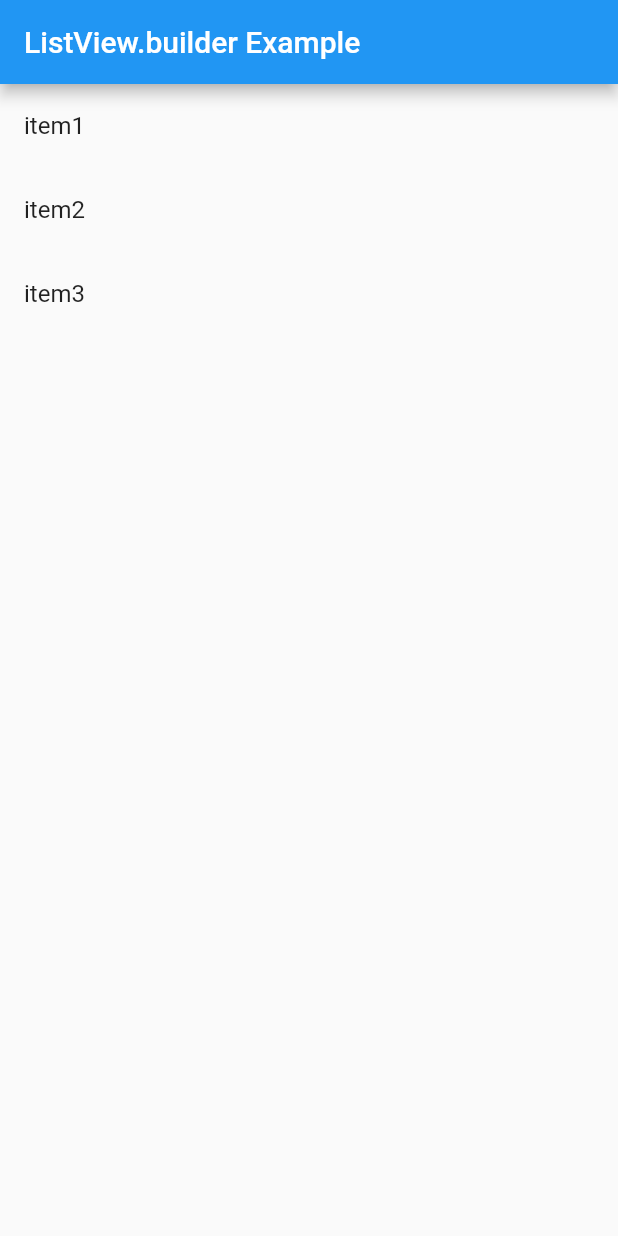
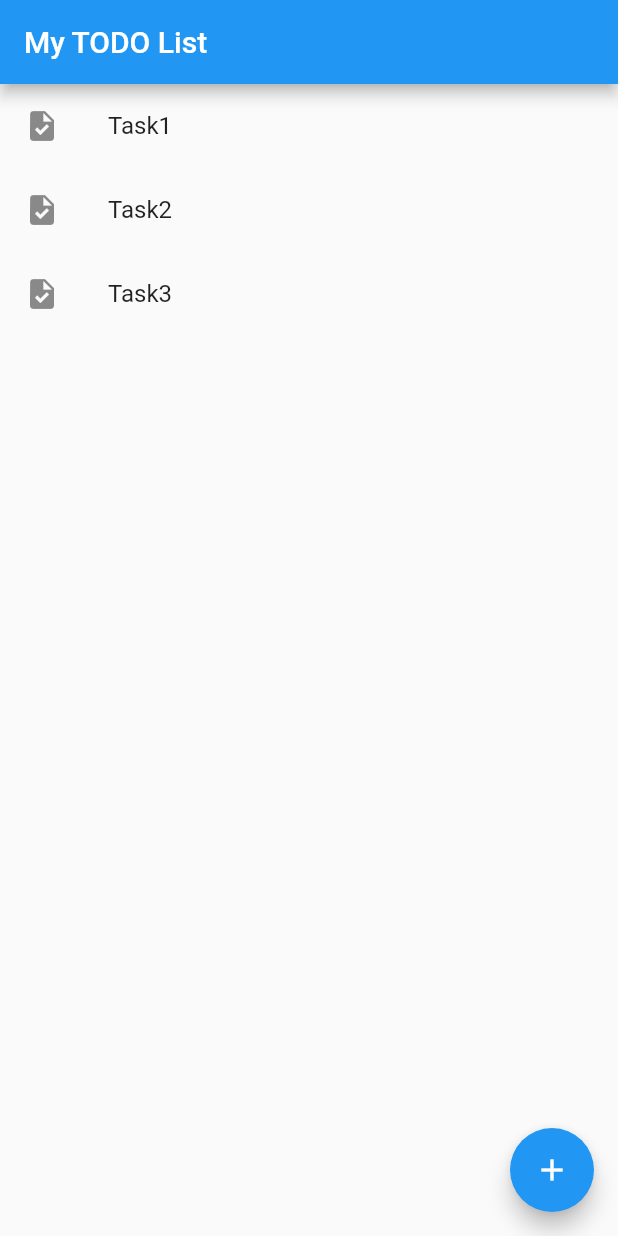
Before and after one commit to BeckiA/Mastering-Dart-and-Flutter-3, a Flutter app: the screen it shows after launch, on a phone screen of 412 x 824 dp. Run offline on Flutter 3.47's test engine with Material 2 defaults, Android fonts, the phone set to English and light mode, and no system bars.

Commit message:
Day10 Working With TODO List App

```diff
--- a/my_app/lib/main.dart
+++ b/my_app/lib/main.dart
@@ -1,37 +1,80 @@
 import 'package:flutter/material.dart';
 
-void main() => runApp(MyApp());
+void main() {
+  runApp(MaterialApp(
+    title: "To-Do List App",
+    home: MyHomePage(),
+  ));
+}
 
-class MyApp extends StatelessWidget {
+class MyHomePage extends StatefulWidget {
+  _MyHomePageState createState() => _MyHomePageState();
+}
+
+class _MyHomePageState extends State<MyHomePage> {
+  // Initalization of to do lists with mock items
+  List<String> _todos = ['Task1', 'Task2', 'Task3'];
+
+  void _todo() {
+    showDialog(
+      context: context,
+      builder: (context) {
+        // Variable Initalization for the todo List Item which is going to be added
+        String todoItem = '';
+        return AlertDialog(
+          title: const Text("Add Your TODO's Here"),
+          content: TextField(
+            decoration: const InputDecoration(hintText: "Input Your Task Here"),
+            onChanged: (value) => setState(() {
+              todoItem = value;
+            }),
+          ),
+          actions: [
+            TextButton(
+                onPressed: () => Navigator.of(context).pop(),
+                child: const Text('Cancel')),
+            TextButton(
+                onPressed: () {
+                  setState(() {
+                    _todos.add(todoItem);
+                  });
+                  Navigator.of(context).pop();
+                },
+                child: const Text('Submit'))
+          ],
+        );
+      },
+    );
+  }
+
   @override
   Widget build(BuildContext context) {
-    // Create a list of items to display in the list view
-    final items = ['item1', 'item2', 'item3'];
+    return Scaffold(
+      appBar: AppBar(title: const Text("My TODO List")),
+      body: ListView.builder(
+          itemCount: _todos.length,
+          itemBuilder: (context, index) {
+            final todo = _todos[index]; // The current to-do item
 
-    return MaterialApp(
-      title: 'Flutter ListView.builder Example',
-      home: Scaffold(
-        appBar: AppBar(
-          title: Text('ListView.builder Example'),
-        ),
-        body: ListView.builder(
-          // Use the itemCount property to specify the number of items in the list
-          itemCount: items.length,
-          // Use the itemBuilder property to specify how each item should be displayed
-          itemBuilder: (context, index) {
-            // Get the item at the specified index
-            final item = items[index];
-            // Return a ListTile widget that displays the item's text
             return ListTile(
-              title: Text(item),
-              onTap: () {
-                // Do something when the list tile is tapped
-                print('You just clicked on $item');
-              },
+              leading: const Icon(Icons.task),
+              title: Text(todo,
+                  style: TextStyle(
+                      decoration: todo.startsWith('-')
+                          ? TextDecoration.lineThrough
+                          : TextDecoration.none)),
+              onTap: () => setState(() {
+                if (todo.startsWith('-')) {
+                  _todos[index] = todo.substring(
+                      2); // If the item is already checked, uncheck it
+                } else {
+                  _todos[index] = '- $todo'; // Otherwise, check it
+                }
+              }),
             );
-          },
-        ),
-      ),
+          }),
+      floatingActionButton:
+          FloatingActionButton(onPressed: _todo, child: const Icon(Icons.add)),
     );
   }
 }
```
